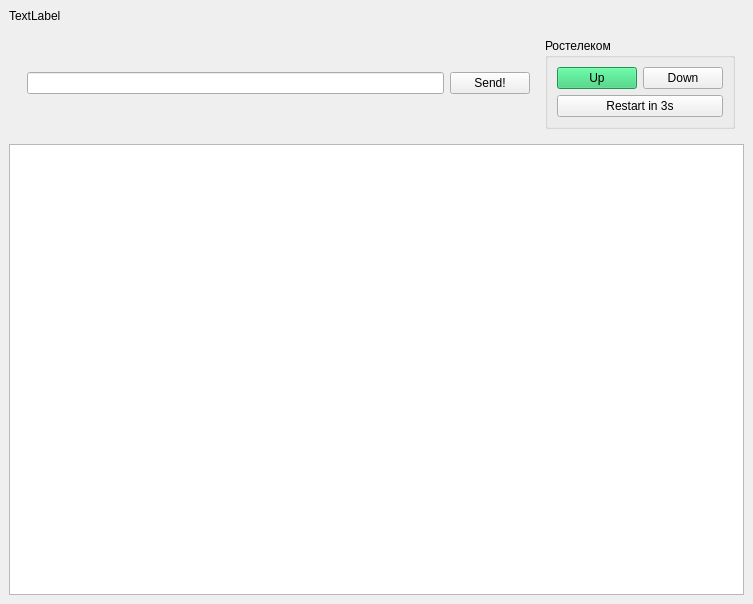
leadpogrommer/4_distributed_madness, file ui/raft.ui: the form before one commit.
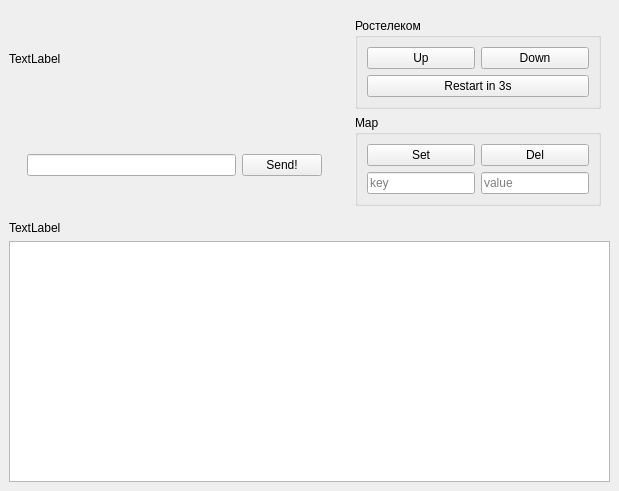
The form after the commit.

What changed in the file:
```diff
--- a/ui/raft.ui
+++ b/ui/raft.ui
@@ -6,49 +6,38 @@
    <rect>
     <x>0</x>
     <y>0</y>
-    <width>753</width>
-    <height>604</height>
+    <width>619</width>
+    <height>491</height>
    </rect>
   </property>
   <property name="windowTitle">
    <string>MainWindow</string>
   </property>
   <widget class="QWidget" name="centralwidget">
-   <layout class="QVBoxLayout" name="verticalLayout">
-    <item>
-     <widget class="QLabel" name="status_label">
-      <property name="text">
-       <string>TextLabel</string>
-      </property>
-     </widget>
-    </item>
-    <item>
-     <widget class="QWidget" name="top_panel_widget" native="true">
-      <layout class="QHBoxLayout" name="horizontalLayout_2">
-       <item>
-        <widget class="QWidget" name="send_widget" native="true">
-         <layout class="QHBoxLayout" name="horizontalLayout">
-          <item>
-           <widget class="QLineEdit" name="data_line"/>
-          </item>
-          <item>
-           <widget class="QPushButton" name="send_button">
-            <property name="text">
-             <string>Send!</string>
-            </property>
-           </widget>
-          </item>
-         </layout>
-        </widget>
-       </item>
+   <layout class="QGridLayout" name="gridLayout_2" columnstretch="1,0">
+    <item row="0" column="1" rowspan="2">
+     <widget class="QWidget" name="top_side_bar" native="true">
+      <layout class="QVBoxLayout" name="verticalLayout">
        <item>
         <widget class="QGroupBox" name="network_groupBox">
+         <property name="sizePolicy">
+          <sizepolicy hsizetype="Preferred" vsizetype="Preferred">
+           <horstretch>0</horstretch>
+           <verstretch>0</verstretch>
+          </sizepolicy>
+         </property>
          <property name="title">
           <string>Ростелеком</string>
          </property>
          <layout class="QGridLayout" name="gridLayout">
           <item row="1" column="0" colspan="2">
            <widget class="QPushButton" name="restart_button">
+            <property name="sizePolicy">
+             <sizepolicy hsizetype="Minimum" vsizetype="Minimum">
+              <horstretch>0</horstretch>
+              <verstretch>0</verstretch>
+             </sizepolicy>
+            </property>
             <property name="text">
              <string>Restart in 3s</string>
             </property>
@@ -56,6 +45,12 @@
           </item>
           <item row="0" column="1">
            <widget class="QPushButton" name="downlink_button">
+            <property name="sizePolicy">
+             <sizepolicy hsizetype="Minimum" vsizetype="Minimum">
+              <horstretch>0</horstretch>
+              <verstretch>0</verstretch>
+             </sizepolicy>
+            </property>
             <property name="text">
              <string>Down</string>
             </property>
@@ -63,8 +58,14 @@
           </item>
           <item row="0" column="0">
            <widget class="QPushButton" name="uplink_button">
+            <property name="sizePolicy">
+             <sizepolicy hsizetype="Minimum" vsizetype="Minimum">
+              <horstretch>0</horstretch>
+              <verstretch>0</verstretch>
+             </sizepolicy>
+            </property>
             <property name="styleSheet">
-             <string notr="true">background-color: rgba(46, 204, 113)</string>
+             <string notr="true"/>
             </property>
             <property name="text">
              <string>Up</string>
@@ -74,10 +75,93 @@
          </layout>
         </widget>
        </item>
+       <item>
+        <widget class="QGroupBox" name="dict_groupbox">
+         <property name="title">
+          <string>Map</string>
+         </property>
+         <layout class="QGridLayout" name="gridLayout_3">
+          <item row="0" column="0">
+           <widget class="QPushButton" name="map_set_button">
+            <property name="sizePolicy">
+             <sizepolicy hsizetype="Minimum" vsizetype="Minimum">
+              <horstretch>0</horstretch>
+              <verstretch>0</verstretch>
+             </sizepolicy>
+            </property>
+            <property name="text">
+             <string>Set</string>
+            </property>
+           </widget>
+          </item>
+          <item row="0" column="1">
+           <widget class="QPushButton" name="map_del_button">
+            <property name="sizePolicy">
+             <sizepolicy hsizetype="Minimum" vsizetype="Minimum">
+              <horstretch>0</horstretch>
+              <verstretch>0</verstretch>
+             </sizepolicy>
+            </property>
+            <property name="text">
+             <string>Del</string>
+            </property>
+           </widget>
+          </item>
+          <item row="1" column="0">
+           <widget class="QLineEdit" name="map_action_key">
+            <property name="sizePolicy">
+             <sizepolicy hsizetype="Expanding" vsizetype="Minimum">
+              <horstretch>0</horstretch>
+              <verstretch>0</verstretch>
+             </sizepolicy>
+            </property>
+            <property name="placeholderText">
+             <string>key</string>
+            </property>
+           </widget>
+          </item>
+          <item row="1" column="1">
+           <widget class="QLineEdit" name="map_action_value">
+            <property name="sizePolicy">
+             <sizepolicy hsizetype="Expanding" vsizetype="Minimum">
+              <horstretch>0</horstretch>
+              <verstretch>0</verstretch>
+             </sizepolicy>
+            </property>
+            <property name="placeholderText">
+             <string>value</string>
+            </property>
+           </widget>
+          </item>
+         </layout>
+        </widget>
+       </item>
       </layout>
      </widget>
     </item>
-    <item>
+    <item row="1" column="0">
+     <widget class="QWidget" name="top_panel_widget" native="true">
+      <layout class="QHBoxLayout" name="horizontalLayout_2">
+       <item>
+        <widget class="QWidget" name="send_widget" native="true">
+         <layout class="QHBoxLayout" name="horizontalLayout">
+          <item>
+           <widget class="QLineEdit" name="data_line"/>
+          </item>
+          <item>
+           <widget class="QPushButton" name="send_button">
+            <property name="text">
+             <string>Send!</string>
+            </property>
+           </widget>
+          </item>
+         </layout>
+        </widget>
+       </item>
+      </layout>
+     </widget>
+    </item>
+    <item row="3" column="0" colspan="2">
      <widget class="QTextEdit" name="log_view">
       <property name="styleSheet">
        <string notr="true"/>
@@ -87,6 +171,20 @@
       </property>
      </widget>
     </item>
+    <item row="0" column="0">
+     <widget class="QLabel" name="status_label">
+      <property name="text">
+       <string>TextLabel</string>
+      </property>
+     </widget>
+    </item>
+    <item row="2" column="0" colspan="2">
+     <widget class="QLabel" name="map_data_label">
+      <property name="text">
+       <string>TextLabel</string>
+      </property>
+     </widget>
+    </item>
    </layout>
   </widget>
  </widget>
```
